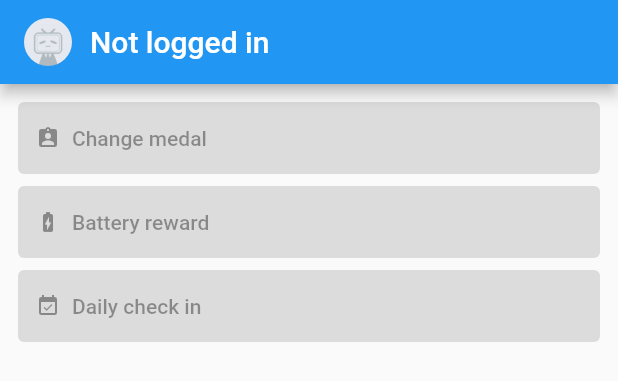
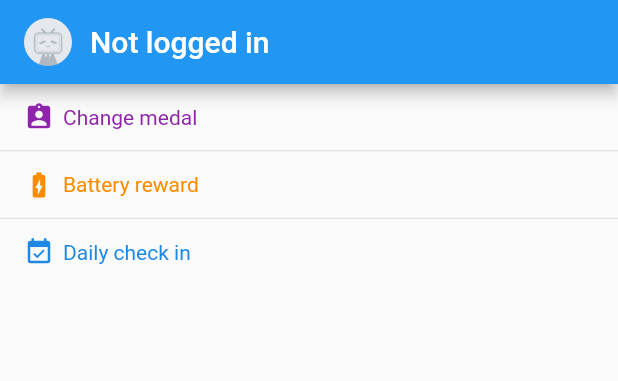
Before and after one commit to Kazurin-775/bililive_chat_fl, a Flutter app: the PersonalDashboard widget shown alone on an empty page, opened directly, on a phone screen of 412 x 824 dp. Shown: the top 381 px of the screen. Run offline on Flutter 3.47's test engine with Material 2 defaults, Android fonts, the phone set to English and light mode, and no system bars; our stand-ins replace badges, cached_network_image, dio, event_bus, font_awesome_flutter, logger and 3 more; missing offline and left inert: bililive_api_fl, dio_http_cache, dio_throttler; accounts and stored records are empty; statements that could not run were skipped.

Commit message:
`PersonalDashboard`: Rework design

```diff
--- a/lib/widgets/dashboard.dart
+++ b/lib/widgets/dashboard.dart
@@ -29,25 +29,22 @@ class _PersonalDashboardState extends State<PersonalDashboard>
   }
 
   Widget _buildContent(BuildContext context) {
-    return Container(
-      padding: const EdgeInsets.all(12),
-      child: Column(
-        mainAxisSize: MainAxisSize.min,
-        crossAxisAlignment: CrossAxisAlignment.stretch,
+    return Expanded(
+      child: ListView(
         children: [
           // Change medal (purple)
           _buildActionButton(
             'Change medal',
             Icons.assignment_ind,
-            Colors.purple.shade400,
+            Colors.purple.shade600,
             () {},
           ),
-          const SizedBox(height: 8),
+          const Divider(height: 1),
           // Battery reward (orange)
           _buildActionButton(
             'Battery reward',
             Icons.battery_charging_full,
-            Colors.orange.shade400,
+            Colors.orange.shade600,
             () async {
               var cred = widget.cred;
               if (cred == null) {
@@ -94,12 +91,12 @@ class _PersonalDashboardState extends State<PersonalDashboard>
               }
             },
           ),
-          const SizedBox(height: 8),
+          const Divider(height: 1),
           // Daily check in (blue)
           _buildActionButton(
             'Daily check in',
             Icons.event_available,
-            Colors.blue.shade400,
+            Colors.blue.shade600,
             () async {
               var cred = widget.cred;
               if (cred == null) {
@@ -148,22 +145,28 @@ class _PersonalDashboardState extends State<PersonalDashboard>
     );
   }
 
-  ElevatedButton _buildActionButton(
+  InkWell _buildActionButton(
     String text,
     IconData icon,
     Color color,
     void Function()? onPressed,
   ) {
-    const buttonPadding = EdgeInsets.symmetric(horizontal: 12, vertical: 16);
+    const buttonPadding = EdgeInsets.symmetric(horizontal: 16, vertical: 12);
 
-    return ElevatedButton.icon(
-      onPressed: (_locked || widget.cred == null) ? null : onPressed,
-      icon: Icon(icon, size: 16),
-      label: Text(_locked ? 'Working...' : text),
-      style: ElevatedButton.styleFrom(
-        backgroundColor: color,
+    var realColor = _locked ? Colors.grey : color;
+
+    return InkWell(
+      onTap: (_locked || widget.cred == null) ? null : onPressed,
+      child: Padding(
         padding: buttonPadding,
-        alignment: Alignment.centerLeft,
+        child: Row(children: [
+          Icon(icon, size: 20, color: realColor),
+          const SizedBox(width: 6),
+          Text(
+            _locked ? 'Working... Do not close' : text,
+            style: TextStyle(color: realColor),
+          ),
+        ]),
       ),
     );
   }
```
